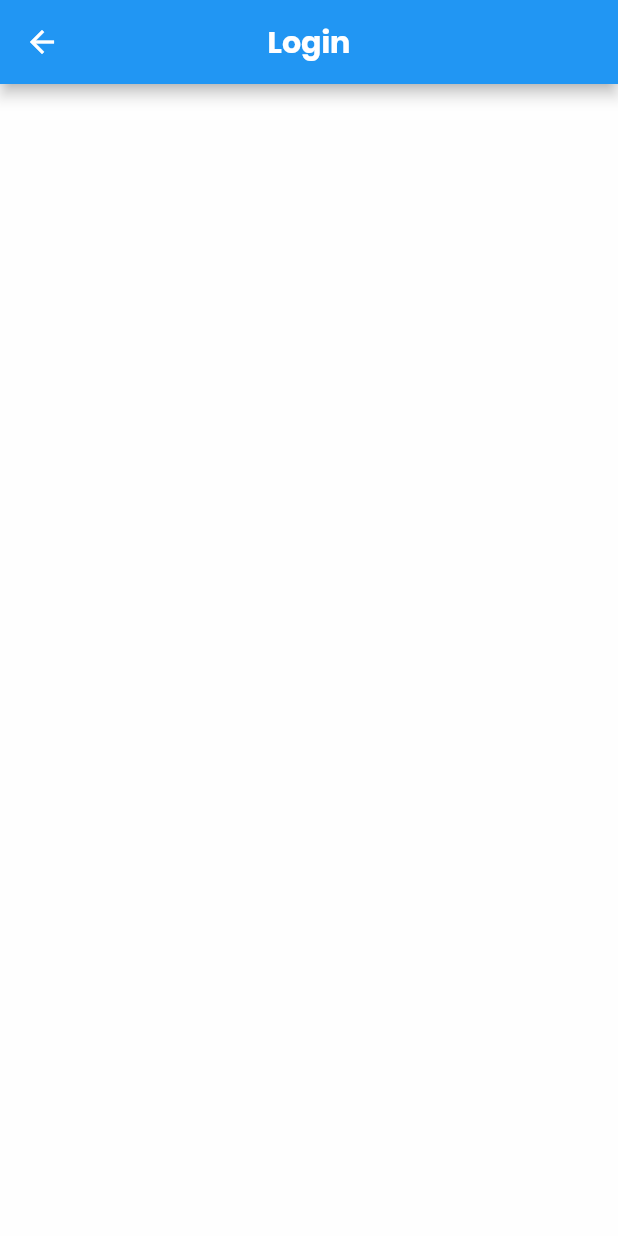
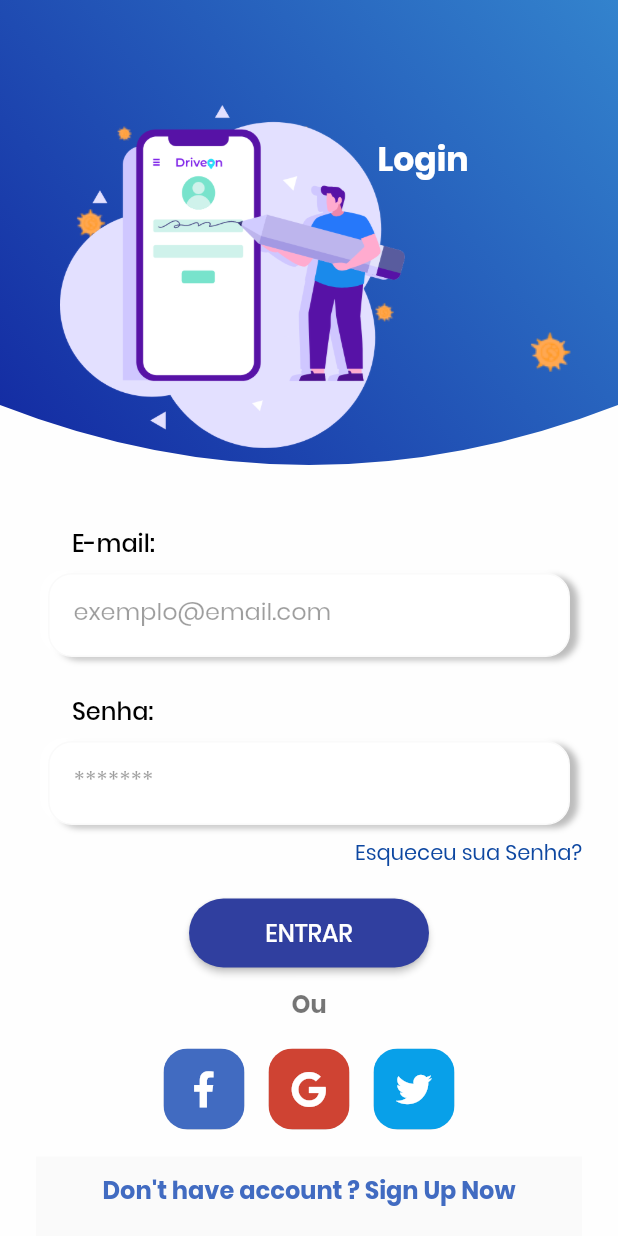
Before and after one commit to Jackson-Antunes-Sampaio/Suvic-FrontEnd, a Flutter app: the LoginScreen screen opened by its route, on a phone screen of 412 x 824 dp. Run offline on Flutter 3.47's test engine with Material 2 defaults, Android fonts, the phone set to English and light mode, and no system bars; our stand-ins replace another_flushbar, dio, firebase_messaging, flutter_secure_storage, font_awesome_flutter, get and 3 more; missing offline and left inert: dart:ffi; accounts and stored records are empty.

Commit message:
implemented repositores

```diff
--- a/lib/common/my_header_widget.dart
+++ b/lib/common/my_header_widget.dart
@@ -1,4 +1,5 @@
-import 'package:covid_19/styles/constant.dart';
+
+import 'package:covid_19/utils/styles/style.dart';
 import 'package:flutter/material.dart';
 //import 'package:flutter_svg/flutter_svg.dart';
 
--- a/lib/main.dart
+++ b/lib/main.dart
@@ -1,5 +1,5 @@
 import 'package:covid_19/routes/app_page.dart';
-import 'package:covid_19/styles/constant.dart';
+import 'package:covid_19/utils/styles/style.dart';
 import 'package:flutter/material.dart';
 import 'package:get/get_navigation/src/root/get_material_app.dart';
 
--- a/lib/models/vacineCard_model.dart
+++ b/lib/models/vacine_card_model.dart
@@ -1,11 +1,11 @@
-class VacineCard {
+class VaccineCardModel {
   final int id;
   final String batch;
   final String applicationDate;
 
-  VacineCard({this.id, this.batch, this.applicationDate});
+  VaccineCardModel({this.id, this.batch, this.applicationDate});
 
-  factory VacineCard.fromJson(Map<String, dynamic> json) => VacineCard(
+  factory VaccineCardModel.fromJson(Map<String, dynamic> json) => VaccineCardModel(
       id: json["id"],
       batch: json["batch"],
       applicationDate: json["applicationDate"]);
--- a/lib/screens/home/home_screen.dart
+++ b/lib/screens/home/home_screen.dart
@@ -1,7 +1,7 @@
 import 'dart:ui';
 import 'package:covid_19/common/my_header_widget.dart';
 import 'package:covid_19/routes/app_page.dart';
-import 'package:covid_19/styles/constant.dart';
+import 'package:covid_19/utils/styles/style.dart';
 import 'package:flutter/material.dart';
 import 'package:get/get.dart';
 import '../info/info_screen.dart';
--- a/lib/screens/info/info_screen.dart
+++ b/lib/screens/info/info_screen.dart
@@ -1,5 +1,5 @@
 import 'package:covid_19/common/my_header_widget.dart';
-import 'package:covid_19/styles/constant.dart';
+import 'package:covid_19/utils/styles/style.dart';
 import 'package:flutter/material.dart';
 //import 'package:flutter_svg/flutter_svg.dart';
 
--- /dev/null
+++ b/lib/screens/login/componets/input_text_field.dart
@@ -0,0 +1,32 @@
+import 'package:covid_19/utils/styles/style.dart';
+import 'package:flutter/material.dart';
+
+class InputTextField extends StatelessWidget {
+
+  InputTextField({@ required this.hintText, @ required this.obscureText});
+
+  final String hintText;
+  final bool obscureText;
+
+  @override
+  Widget build(BuildContext context) {
+    return Container(
+      height: 56,
+      padding: EdgeInsets.fromLTRB(16, 3, 16, 6),
+      margin: EdgeInsets.all(8),
+      decoration: raisedDecoration,
+      child: Center(
+        child: TextField(
+          obscureText: obscureText,
+          decoration: InputDecoration(
+              border: InputBorder.none,
+              hintText: hintText,
+              hintStyle: TextStyle(
+                  color: Colors.black38
+              )
+          ),
+        ),
+      ),
+    );
+  }
+}
--- /dev/null
+++ b/lib/screens/login/componets/label_text.dart
@@ -0,0 +1,23 @@
+import 'package:flutter/material.dart';
+
+class labelText extends StatelessWidget {
+
+  labelText(this.title);
+
+  final String title;
+
+  @override
+  Widget build(BuildContext context) {
+    return Padding(
+        padding: EdgeInsets.only(left: 24),
+      child: Text(
+        title,
+        style: TextStyle(
+          fontWeight: FontWeight.w500,
+          fontSize: 16,
+          color: Colors.black
+        ),
+      ),
+    );
+  }
+}
--- /dev/null
+++ b/lib/screens/login/componets/login_social_media.dart
@@ -0,0 +1,31 @@
+import 'package:flutter/material.dart';
+
+class LoginSocialMediaBtn extends StatelessWidget {
+
+  LoginSocialMediaBtn({@required this.icon, @required this.color});
+
+  final IconData icon;
+  final Color color;
+
+  @override
+  Widget build(BuildContext context) {
+    return SizedBox.fromSize(
+      size: Size(54,54),
+      child: ClipRRect(
+        borderRadius: BorderRadius.circular(16),
+        child: Material(
+          elevation: 16,
+          shadowColor: Colors.black,
+          color: color,
+          child: InkWell(
+            splashColor: Colors.white12,
+            onTap: (){},
+            child: Center(
+              child: Icon(icon,color: Colors.white, size: 24,),
+            ),
+          ),
+        ),
+      ),
+    );
+  }
+}
--- a/lib/screens/login/login_screen.dart
+++ b/lib/screens/login/login_screen.dart
@@ -1,42 +1,145 @@
+import 'dart:ffi';
+
+import 'package:covid_19/common/my_header_widget.dart';
+import 'package:covid_19/screens/login/componets/input_text_field.dart';
+import 'package:covid_19/screens/login/componets/label_text.dart';
+import 'package:covid_19/screens/login/componets/login_social_media.dart';
+import 'package:covid_19/utils/styles/style.dart';
+import 'package:flutter/cupertino.dart';
 import 'package:flutter/material.dart';
+import 'package:font_awesome_flutter/font_awesome_flutter.dart';
 
 class LoginScreen extends StatelessWidget {
   @override
   Widget build(BuildContext context) {
     return Scaffold(
-      appBar: AppBar(
-        title: Text(
-          "Login",
-          style: TextStyle(fontWeight: FontWeight.bold),
+      //backgroundColor: Color(0xff3f51b5),
+      body: SingleChildScrollView(
+        child: Column(
+          //mainAxisAlignment: MainAxisAlignment.start,
+          children: [
+            MyHeader(
+              image: "assets/images/gbimage.png",
+              textTop: "              Login",
+              textBottom: "",
+              offset: 0,
             ),
-        centerTitle: true,
-      ),
-      body: Container(
-        width: 100,
-        height: 100,
-        padding: EdgeInsets.all(100),
+            Padding(
+              padding: EdgeInsets.symmetric(horizontal: 24),
               child: Column(
                 children: [
+                  Container(
+                    width: MediaQuery.of(context).size.width,
+                    child: labelText('E-mail:'),
+                  ),
+                  InputTextField(
+                    hintText: "exemplo@email.com",
+                    obscureText: false,
+                  ),
+                  SizedBox(
+                    height: 16,
+                  ),
+                  Container(
+                    width: MediaQuery.of(context).size.width,
+                    child: labelText('Senha:'),
+                  ),
+                  InputTextField(
+                    hintText: "*******",
+                    obscureText: true,
+                  ),
+                  Align(
+                    alignment: Alignment.centerRight,
+                    child: InkWell(
+                      onTap: () {},
+                      child: Text(
+                        'Esqueceu sua Senha?',
+                        style: TextStyle(color: Colors.blue[900]),
+                      ),
+                    ),
+                  ),
+                  SizedBox(
+                    height: 20,
+                  ),
+                  Align(
+                    alignment: Alignment.center,
+                    child: Container(
+                      height: 46,
+                      width: 160,
+                      child: RaisedButton(
+                        onPressed: () {},
+                        child: Text(
+                          "ENTRAR",
+                          style: TextStyle(fontSize: 16),
+                        ),
+                        color: Color(0xff303f9f),
+                        textColor: Colors.white,
+                        shape: RoundedRectangleBorder(
+                          borderRadius: BorderRadius.circular(30),
+                        ),
+                      ),
+                    ),
+                  ),
+                  SizedBox(
+                    height: 12,
+                  ),
+                  Align(
+                    alignment: Alignment.center,
+                    child: Text(
+                      "Ou",
+                      style: TextStyle(
+                          fontSize: 16,
+                          fontWeight: FontWeight.w700,
+                          color: Colors.black54,),
+                    ),
+                  ),
+                  SizedBox(
+                    height: 18,
+                  ),
                   Row(
+                    mainAxisAlignment: MainAxisAlignment.center,
+                    crossAxisAlignment: CrossAxisAlignment.center,
                     children: [
+                      LoginSocialMediaBtn(
+                        icon: FontAwesomeIcons.facebookF,
+                        color: facebookColor,
+                      ),
+                      SizedBox(width: 16,),
+                      LoginSocialMediaBtn(
+                        icon: FontAwesomeIcons.google,
+                        color: googleColor,
+                      ),
+                      SizedBox(width: 16,),
+                      LoginSocialMediaBtn(
+                        icon: FontAwesomeIcons.twitter,
+                        color: twitterColor,
+                      ),
+                    ],
+                  ),
+                  SizedBox(
+                    height: 18,
+                  ),
                   Container(
-                    child: Row(
-                  children: [
-                    Text(
-                      "User",
-                      style: TextStyle(color: Colors.black),
+                    color: Colors.grey[50],
+                    padding: EdgeInsets.only(bottom: 16),
+                    height: 60,
+                    child: Center(
+                      child: Text(
+                        'Don\'t have account ? Sign Up Now',
+                        style: TextStyle(
+                          fontWeight: FontWeight.w700,
+                          color: facebookColor,
+                          fontSize: 16,
                         ),
-                    Text(
-                      "Password",
-                      style: TextStyle(color: Colors.black),
+                      ),
+                    ),
                   )
                 ],
-                ))
-              ],
+              ),
             )
           ],
         ),
       ),
     );
   }
+
 }
--- a/lib/screens/splash/splash_screen.dart
+++ b/lib/screens/splash/splash_screen.dart
@@ -1,6 +1,7 @@
 
 import 'package:another_flushbar/flushbar.dart';
 import 'package:covid_19/screens/home/home_screen.dart';
+import 'package:covid_19/screens/login/login_screen.dart';
 import 'package:firebase_messaging/firebase_messaging.dart';
 import 'package:flutter/material.dart';
 import 'package:splashscreen/splashscreen.dart';
@@ -76,7 +77,7 @@ class _SplashScreenAppState extends State<SplashScreenApp> {
               Color(0xffe0f2f1)
             ],
           ),
-          navigateAfterSeconds: HomeScreen(),
+          navigateAfterSeconds: LoginScreen(),
           loaderColor: Colors.transparent,
         ),
         Center(
--- /dev/null
+++ b/lib/utils/constants.dart
@@ -0,0 +1,2 @@
+
+const API_URL = "http://LOCALHOST:3000/";
--- a/lib/styles/constant.dart
+++ b/lib/utils/styles/style.dart
@@ -11,6 +11,10 @@ const kRecovercolor = Color(0xFF36C12C);
 const kPrimaryColor = Color(0xFF3382CC);
 final kShadowColor = Color(0xFFB7B7B7).withOpacity(.16);
 final kActiveShadowColor = Color(0xFF4056C6).withOpacity(.15);
+Color facebookColor = Color(0xFF416BC1);
+Color googleColor = Color(0xFFCF4333);
+Color twitterColor = Color(0xFF08A0E9);
+
 
 // Text Style
 const kHeadingTextStyle = TextStyle(
@@ -25,3 +29,24 @@ const kTitleTextstyle = TextStyle(
   color: kTitleTextColor,
   fontWeight: FontWeight.bold,
 );
+
+var raisedDecoration = BoxDecoration(
+    color: Colors.white,
+    borderRadius: BorderRadius.circular(16),
+    border: Border.all(
+      color: Colors.grey[50],
+    ),
+    boxShadow: [
+      BoxShadow(
+        color: Colors.black26,
+        offset: Offset(5, 2),
+        blurRadius: 3.0,
+        spreadRadius: 0.0,
+      ),
+      BoxShadow(
+        color: Colors.white,
+        offset: Offset(-5, -2),
+        blurRadius: 3.0,
+        spreadRadius: 0.0,
+      ),
+    ]);
--- a/pubspec.yaml
+++ b/pubspec.yaml
@@ -28,6 +28,8 @@ dependencies:
   intl: ^0.16.1
   firebase_messaging: ^6.0.13
   another_flushbar: ^1.10.17
+  flutter_secure_storage: ^3.3.5
+  font_awesome_flutter: ^8.8.1
 
   # The following adds the Cupertino Icons font to your application.
   # Use with the CupertinoIcons class for iOS style icons.
```
Also changed, not shown: lib/models/vaccine_model.dart (+4 -4 lines), lib/repositories/user_repository.dart (added, +59 -0 lines), lib/repositories/vaccines_repository.dart (added, +36 -0 lines), lib/utils/dio/custom_dio.dart (added, +33 -0 lines), assets/images/gbimage.png (added), pubspec.lock, 2 other files. Lines whose indentation alone changed are shown as unchanged.
